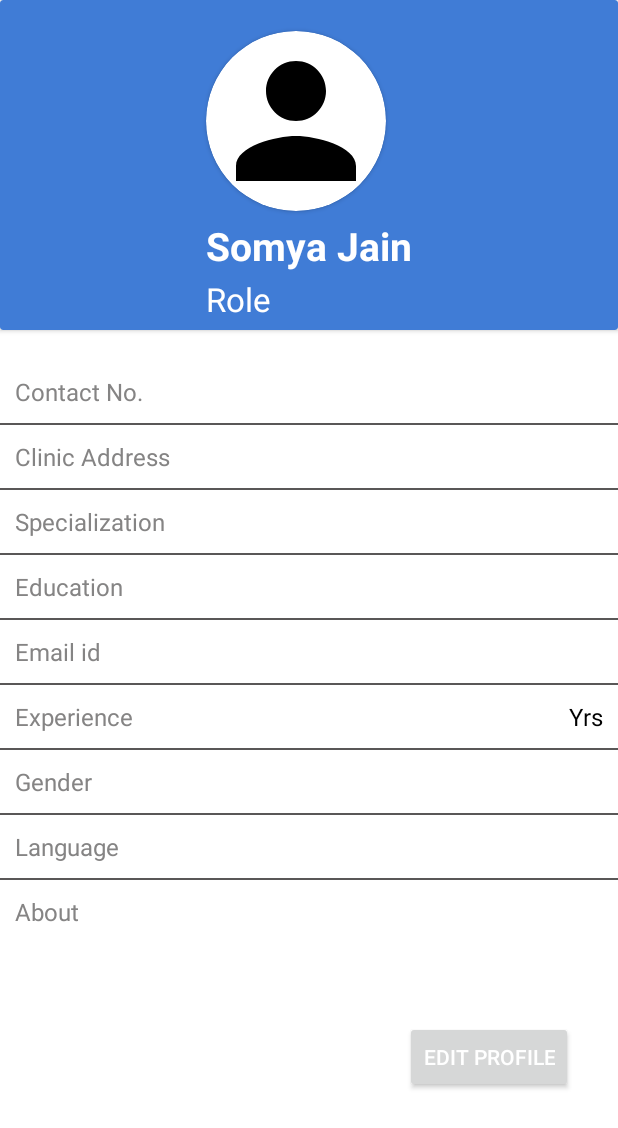
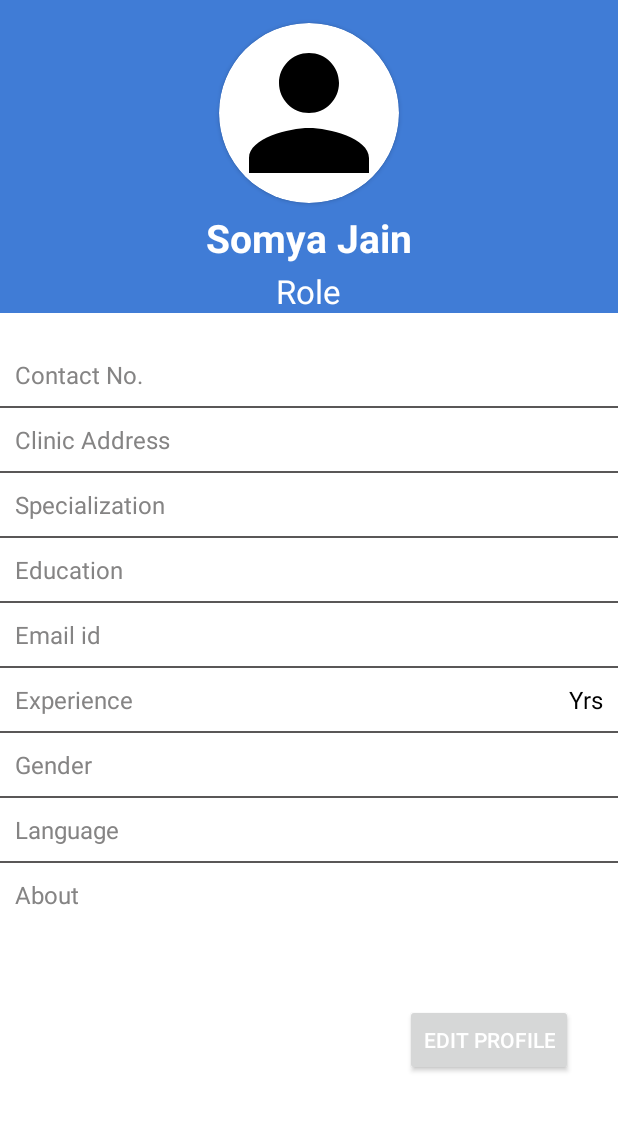
Before and after one commit to SomyaJain-30/Doctor-Side-App, an Android app: the DoctorProfile screen opened directly, with no data from a screen before it, on a phone screen of 412 x 824 dp. Shown: the top 1128 px of the screen. Run offline under Robolectric (Android 15) with nearby library versions, the phone set to English and light mode, and no system bars; our stand-ins replace Firebase (no records; nobody signed in at launch, a user with empty details on screens opened directly).

Commit message:
Pdf Integrated

```diff
--- a/app/build.gradle
+++ b/app/build.gradle
@@ -5,12 +5,12 @@ plugins {
 
 android {
     namespace 'com.example.doctorside'
-    compileSdk 33
+    compileSdk 34
 
     defaultConfig {
         applicationId "com.example.doctorside"
         minSdk 26
-        targetSdk 33
+        targetSdk 34
         versionCode 1
         versionName "1.0"
 
@@ -46,6 +46,8 @@ dependencies {
     androidTestImplementation 'androidx.test.ext:junit:1.1.5'
     androidTestImplementation 'androidx.test.espresso:espresso-core:3.5.1'
 
+    implementation 'com.github.barteksc:android-pdf-viewer:3.2.0-beta.1'
+
 //    implementation 'org.mongodb:mongodb-driver-sync:4.3.4'
 //    implementation 'androidx.appcompat:appcompat:1.6.0'
 //    implementation 'com.google.android.material:material:1.7.0'
--- a/app/src/main/java/com/example/doctorside/DoctorRequestedApplication.java
+++ b/app/src/main/java/com/example/doctorside/DoctorRequestedApplication.java
@@ -4,6 +4,7 @@ import androidx.appcompat.app.AppCompatActivity;
 import androidx.recyclerview.widget.LinearLayoutManager;
 import androidx.recyclerview.widget.RecyclerView;
 
+import android.net.Uri;
 import android.os.Bundle;
 
 import com.google.android.gms.tasks.OnSuccessListener;
@@ -49,6 +50,11 @@ public class DoctorRequestedApplication extends AppCompatActivity {
                         appointmentDetail.setCid(d.get("Cid").toString());
                         appointmentDetail.setDid(d.get("Did").toString());
                         appointmentDetail.setStatus(d.get("Status").toString());
+                        System.out.println(d.get("Proforma"));
+                        if(d.get("Proforma")!=null)
+                        {
+                            appointmentDetail.setProforma((d.get("Proforma").toString()));
+                        }
                         firebaseFirestore.collection("Patients").document(appointmentDetail.getCid()).get().addOnSuccessListener(new OnSuccessListener<DocumentSnapshot>() {
                             @Override
                             public void onSuccess(DocumentSnapshot documentSnapshot) {
--- a/app/src/main/java/com/example/doctorside/DoctorUpcomingApplication.java
+++ b/app/src/main/java/com/example/doctorside/DoctorUpcomingApplication.java
@@ -4,6 +4,7 @@ import androidx.appcompat.app.AppCompatActivity;
 import androidx.recyclerview.widget.LinearLayoutManager;
 import androidx.recyclerview.widget.RecyclerView;
 
+import android.net.Uri;
 import android.os.Bundle;
 
 import com.google.android.gms.tasks.OnSuccessListener;
@@ -50,6 +51,11 @@ public class DoctorUpcomingApplication extends AppCompatActivity {
                         appointmentDetail.setCid(d.get("Cid").toString());
                         appointmentDetail.setDid(d.get("Did").toString());
                         appointmentDetail.setStatus(d.get("Status").toString());
+
+                        if(d.get("Proforma")!=null)
+                        {
+                            appointmentDetail.setProforma((d.get("Proforma").toString()));
+                        }
                         firebaseFirestore.collection("Patients").document(appointmentDetail.getCid()).get().addOnSuccessListener(new OnSuccessListener<DocumentSnapshot>() {
                             @Override
                             public void onSuccess(DocumentSnapshot documentSnapshot) {
--- a/app/src/main/java/com/example/doctorside/Splash.java
+++ b/app/src/main/java/com/example/doctorside/Splash.java
@@ -36,6 +36,7 @@ public class Splash extends AppCompatActivity {
         if(FirebaseAuth.getInstance().getCurrentUser()!=null)
         {
             checkIfDoctorAlreadyExist(FirebaseAuth.getInstance().getCurrentUser().getPhoneNumber());
+            System.out.println(FirebaseAuth.getInstance().getCurrentUser().getPhoneNumber());
         }
         else
         {
--- a/app/src/main/res/drawable/accept_reject_background.xml
+++ b/app/src/main/res/drawable/accept_reject_background.xml
@@ -1,6 +1,6 @@
 <?xml version="1.0" encoding="utf-8"?>
 <shape xmlns:android="http://schemas.android.com/apk/res/android">
-    <solid android:color="#77EEF3"></solid>
+    <solid android:color="#F3F3F3"></solid>
     <corners android:radius="10dp" ></corners>
     <stroke android:color="#13484A" android:width="2dp"></stroke>
 </shape>
--- a/app/src/main/res/layout/activity_doctor_profile.xml
+++ b/app/src/main/res/layout/activity_doctor_profile.xml
@@ -11,23 +11,12 @@
         android:layout_width="match_parent"
         android:layout_height="match_parent">
 
-    <androidx.cardview.widget.CardView
-        android:id="@+id/cardView6"
-        android:layout_width="match_parent"
-        android:layout_height="220dp"
-        app:cardBackgroundColor="#407CD6"
-        app:layout_constraintBottom_toBottomOf="parent"
-        app:layout_constraintEnd_toEndOf="parent"
-        app:layout_constraintHorizontal_bias="0.497"
-        app:layout_constraintStart_toStartOf="parent"
-        app:layout_constraintTop_toTopOf="parent"
-        app:layout_constraintVertical_bias="0.0">
-
         <RelativeLayout
+            android:id="@+id/cardView6"
             android:layout_width="match_parent"
-            android:layout_height="match_parent"
-            android:layout_gravity="center"
-            android:gravity="center">
+            android:layout_height="wrap_content"
+            android:background="#407CD6"
+            android:layout_centerHorizontal="true">
 
             <androidx.cardview.widget.CardView
                 android:id="@+id/profile_cardview"
@@ -36,6 +25,7 @@
                 android:layout_height="120dp"
                 android:layout_gravity="center"
                 app:cardBackgroundColor="#FFFFFF"
+                android:layout_centerHorizontal="true"
                 app:cardCornerRadius="60dp"
                 android:layout_marginTop="15dp">
 
@@ -57,6 +47,7 @@
                 android:text="Somya Jain"
                 android:textStyle="bold"
                 android:textColor="@color/white"
+                android:layout_centerHorizontal="true"
                 android:textSize="26sp"
                 android:layout_below="@+id/profile_cardview"/>
 
@@ -65,7 +56,7 @@
                 android:layout_width="wrap_content"
                 android:layout_height="wrap_content"
                 android:layout_below="@+id/doctor_name"
-                android:layout_gravity="center"
+                android:layout_centerHorizontal="true"
                 android:layout_marginTop="3dp"
                 android:text="Role"
                 android:textAlignment="center"
@@ -73,10 +64,6 @@
                 android:textSize="22sp" />
 
         </RelativeLayout>
-
-
-    </androidx.cardview.widget.CardView>
-
 
     <LinearLayout
 
--- a/settings.gradle
+++ b/settings.gradle
@@ -12,6 +12,7 @@ dependencyResolutionManagement {
         mavenCentral()
         maven { url 'https://storage.zego.im/maven' }   // <- Add this line.
         maven { url 'https://www.jitpack.io' }
+        maven { url "https://jcenter.bintray.com"}
     }
 }
 rootProject.name = "DoctorSide"
```
Also changed, not shown: app/src/main/java/com/example/doctorside/AppointmentDetail.java (+11 -0 lines), app/src/main/java/com/example/doctorside/RequestedApplicationAdapter.java (+30 -8 lines), app/src/main/res/layout/activity_accept_reject.xml (+17 -29 lines), 1 other file.
